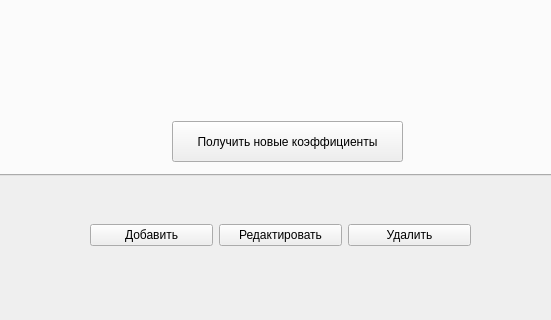
Vittallya/MlApp, file UI/adminWin.ui: the form before one commit; both pictures show x 100 to 651 and y 264 to 584 of the 800 by 584 pixel window.
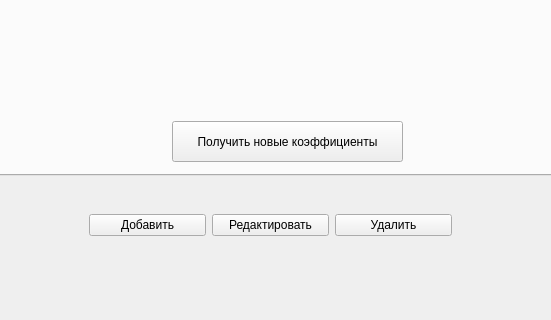
The form after the commit.

The edit to the form file:
```diff
--- a/UI/adminWin.ui
+++ b/UI/adminWin.ui
@@ -88,11 +88,11 @@
      </widget>
     </widget>
    </widget>
-   <widget class="QWidget" name="">
+   <widget class="QFrame" name="frame">
     <property name="geometry">
      <rect>
-      <x>190</x>
-      <y>450</y>
+      <x>180</x>
+      <y>440</y>
       <width>381</width>
       <height>61</height>
      </rect>
```
